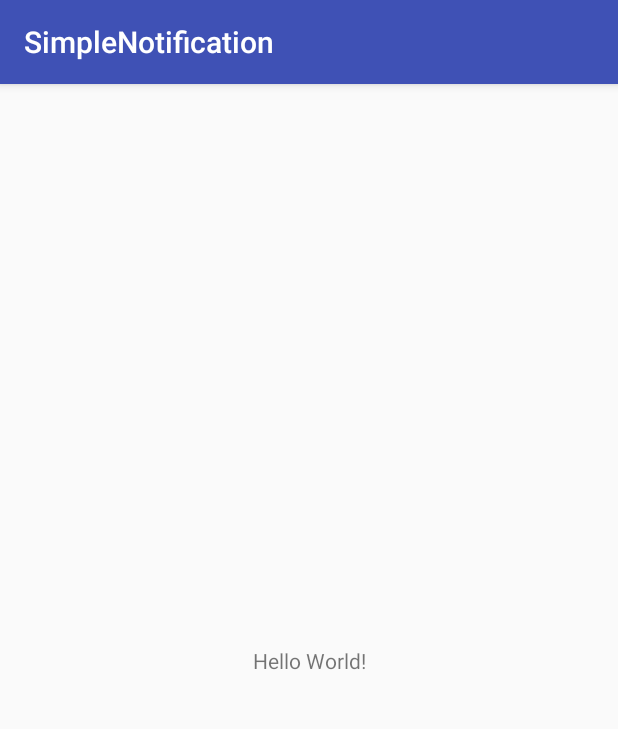
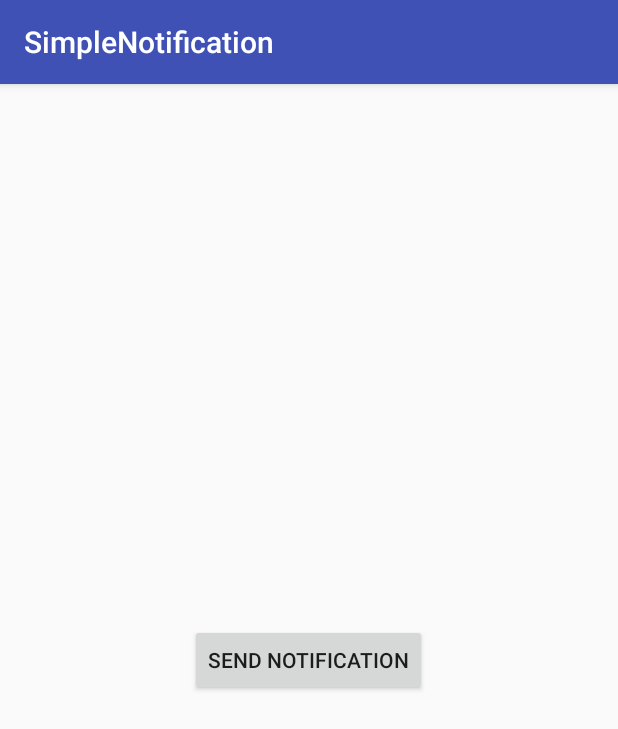
Before and after one commit to ImtiazDipto01/SimpleNotification, an Android app: the screen it shows after launch (MainActivity), on a phone screen of 412 x 824 dp. Shown: the top 729 px of the screen. Run offline under Robolectric (Android 15) with nearby library versions, the phone set to English and light mode, and no system bars.

Commit message:
ADD- notification send button added !

```diff
--- a/app/src/main/java/com/example/dipto/simplenotification/MainActivity.java
+++ b/app/src/main/java/com/example/dipto/simplenotification/MainActivity.java
@@ -2,12 +2,23 @@ package com.example.dipto.simplenotification;
 
 import android.support.v7.app.AppCompatActivity;
 import android.os.Bundle;
+import android.view.View;
+import android.widget.Button;
 
 public class MainActivity extends AppCompatActivity {
+
+    Button buttonNotification ;
 
     @Override
     protected void onCreate(Bundle savedInstanceState) {
         super.onCreate(savedInstanceState);
         setContentView(R.layout.activity_main);
+        buttonNotification = findViewById(R.id.notify_btn) ;
+        buttonNotification.setOnClickListener(new View.OnClickListener() {
+            @Override
+            public void onClick(View v) {
+
+            }
+        });
     }
 }
--- a/app/src/main/res/layout/activity_main.xml
+++ b/app/src/main/res/layout/activity_main.xml
@@ -1,18 +1,17 @@
 <?xml version="1.0" encoding="utf-8"?>
-<android.support.constraint.ConstraintLayout xmlns:android="http://schemas.android.com/apk/res/android"
+<RelativeLayout xmlns:android="http://schemas.android.com/apk/res/android"
     xmlns:app="http://schemas.android.com/apk/res-auto"
     xmlns:tools="http://schemas.android.com/tools"
     android:layout_width="match_parent"
     android:layout_height="match_parent"
     tools:context="com.example.dipto.simplenotification.MainActivity">
 
-    <TextView
+    <Button
+        android:id="@+id/notify_btn"
         android:layout_width="wrap_content"
         android:layout_height="wrap_content"
-        android:text="Hello World!"
-        app:layout_constraintBottom_toBottomOf="parent"
-        app:layout_constraintLeft_toLeftOf="parent"
-        app:layout_constraintRight_toRightOf="parent"
-        app:layout_constraintTop_toTopOf="parent" />
+        android:text="Send Notification"
+        android:layout_centerHorizontal="true"
+        android:layout_centerVertical="true"/>
 
-</android.support.constraint.ConstraintLayout>
+</RelativeLayout>
```
